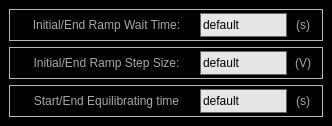
Qt form DEMONS GUI/Four Terminal Gate Sweep Probe Station/FourTerminalGateSweepProbeStationSetting/FourTerminalGateSweepProbeStationSettingWindow.ui (zxiazxia/LabRAD-Device-Electrical_Measurement-ONline_Software) before a commit.
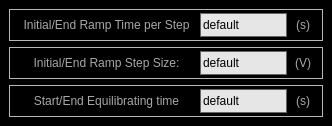
The same form after that commit. Icons and pictures are not drawn.

```diff
--- a/DEMONS GUI/Four Terminal Gate Sweep Probe Station/FourTerminalGateSweepProbeStationSetting/FourTerminalGateSweepProbeStationSettingWindow.ui
+++ b/DEMONS GUI/Four Terminal Gate Sweep Probe Station/FourTerminalGateSweepProbeStationSetting/FourTerminalGateSweepProbeStationSettingWindow.ui
@@ -148,7 +148,7 @@
 }</string>
          </property>
          <property name="text">
-          <string>Initial/End Ramp Wait Time:</string>
+          <string>Initial/End Ramp Time per Step</string>
          </property>
          <property name="alignment">
           <set>Qt::AlignCenter</set>
```
